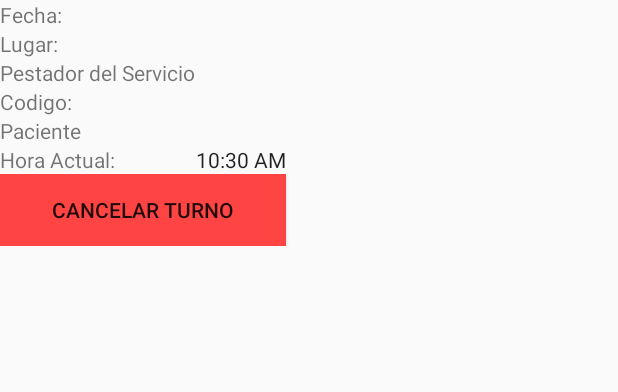
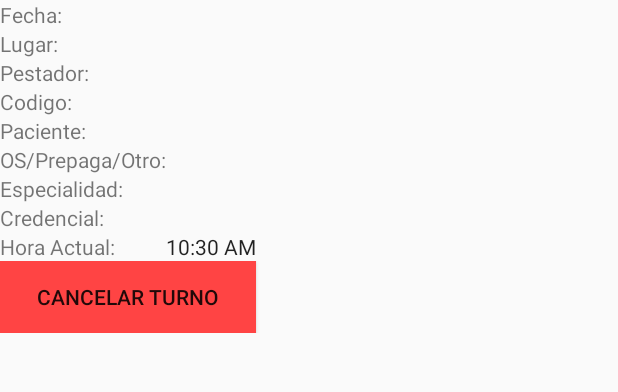
Before and after one commit to hernnyy/emt, an Android app: the MeetDetailFastActivity screen opened directly, with no data from a screen before it, on a phone screen of 412 x 824 dp, the part 113-505 px from its top. Run offline under Robolectric (Android 15) with nearby library versions, the phone set to English and light mode, and no system bars; our stand-ins replace Volley; network calls fail; 1 statement that could not run was skipped.

```diff
--- a/app/src/main/java/com/example/hernan/esmiturno/LoginActivity.java
+++ b/app/src/main/java/com/example/hernan/esmiturno/LoginActivity.java
@@ -350,7 +350,8 @@ public class LoginActivity extends AppCompatActivity implements LoaderCallbacks<
                                 Log.d("Response json:", jsonResp.toString());
                                 showProgress(false);
                                 Intent intent = new Intent (mctx, CentralActivity.class);
-                                intent.putExtra("email",jsonResp.getString("email"));
+//                                intent.putExtra("email",jsonResp.getString("email"));
+                                intent.putExtra("id",jsonResp.getString("id"));
                                 startActivityForResult(intent, 0);
                             } catch (Throwable t) {
                                 Log.e("My App", "Could not parse malformed JSON: \"" + response + "\"");
--- a/app/src/main/java/com/example/hernan/esmiturno/MeetDetailFastActivity.java
+++ b/app/src/main/java/com/example/hernan/esmiturno/MeetDetailFastActivity.java
@@ -2,12 +2,68 @@ package com.example.hernan.esmiturno;
 
 import android.support.v7.app.AppCompatActivity;
 import android.os.Bundle;
+import android.util.Log;
+import android.widget.TextView;
+import android.widget.Toast;
+
+import com.android.volley.Request;
+import com.android.volley.Response;
+import com.android.volley.VolleyError;
+import com.android.volley.toolbox.StringRequest;
+
+import org.json.JSONArray;
+import org.json.JSONObject;
 
 public class MeetDetailFastActivity extends AppCompatActivity {
 
+    private String idMeet;
+    private TextView idTurno;
+    private TextView lugar;
+    private TextView fecha;
     @Override
     protected void onCreate(Bundle savedInstanceState) {
         super.onCreate(savedInstanceState);
         setContentView(R.layout.activity_meet_detail_fast);
+
+        Bundle bundle = getIntent().getExtras();
+        idMeet = bundle.getString("idMeet");
+        idTurno =  (TextView) findViewById(R.id.txtMeet);
+        lugar =  (TextView) findViewById(R.id.txtPlace);
+        fecha =  (TextView) findViewById(R.id.txtDate);
+
+
+        String url = "http://ikaroira.com/ws-meet.php/getByID/"+idMeet;
+        StringRequest strRequest = new StringRequest(Request.Method.GET, url,
+                new Response.Listener<String>()
+                {
+                    @Override
+                    public void onResponse(String response)
+                    {
+                        Toast.makeText(getApplicationContext(), response, Toast.LENGTH_SHORT).show();
+                        try {
+                            JSONObject jsonResp = new JSONObject(response);
+//                            Log.d("Response json:", jsonResp.toString());
+//                            Log.d("Response json:", String.valueOf(jsonResp.length()));
+//                            Log.d("Response json:", jsonResp.getJSONObject(0).toString());
+//                            Log.d("Response json:", jsonResp.getJSONObject(0).getString("fecha"));
+                            idTurno.setText(jsonResp.getString("id"));
+                            lugar.setText(jsonResp.getString("lugar"));
+                            fecha.setText(jsonResp.getString("fecha"));
+
+
+                        } catch (Throwable t) {
+                            Log.e("My App", "Could not parse malformed JSON: \"" + response + "\"");
+                        }
+                    }
+                },
+                new Response.ErrorListener()
+                {
+                    @Override
+                    public void onErrorResponse(VolleyError error)
+                    {
+                        Toast.makeText(getApplicationContext(), error.toString(), Toast.LENGTH_SHORT).show();
+                    }
+                });
+        NetManager.getInstance(this).addToRequestQueue(strRequest);
     }
 }
--- a/app/src/main/res/layout/activity_meet_detail_fast.xml
+++ b/app/src/main/res/layout/activity_meet_detail_fast.xml
@@ -87,7 +87,7 @@
                     android:id="@+id/textView99"
                     android:layout_width="wrap_content"
                     android:layout_height="wrap_content"
-                    android:text="Pestador del Servicio" />
+                    android:text="Pestador:" />
 
                 <TextView
                     android:id="@+id/txtProvider"
@@ -124,10 +124,65 @@
                     android:id="@+id/textView888"
                     android:layout_width="wrap_content"
                     android:layout_height="wrap_content"
-                    android:text="Paciente" />
+                    android:text="Paciente:" />
 
                 <TextView
                     android:id="@+id/txtCustomer"
+                    android:layout_width="wrap_content"
+                    android:layout_height="wrap_content"
+                    android:layout_column="1"
+                    android:layout_row="0" />
+            </TableRow>
+
+            <TableRow
+                android:layout_width="match_parent"
+                android:layout_height="match_parent">
+
+                <TextView
+                    android:id="@+id/textView8888"
+                    android:layout_width="wrap_content"
+                    android:layout_height="wrap_content"
+                    android:text="OS/Prepaga/Otro:" />
+
+                <TextView
+                    android:id="@+id/txtPrepaga"
+                    android:layout_width="wrap_content"
+                    android:layout_height="wrap_content"
+                    android:layout_column="1"
+                    android:layout_row="0" />
+
+            </TableRow>
+
+            <TableRow
+                android:layout_width="match_parent"
+                android:layout_height="match_parent">
+
+                <TextView
+                    android:id="@+id/textViewEspecialidad"
+                    android:layout_width="wrap_content"
+                    android:layout_height="wrap_content"
+                    android:text="Especialidad:" />
+
+                <TextView
+                    android:id="@+id/txtEspecialidad"
+                    android:layout_width="wrap_content"
+                    android:layout_height="wrap_content"
+                    android:layout_column="1"
+                    android:layout_row="0" />
+            </TableRow>
+
+            <TableRow
+                android:layout_width="match_parent"
+                android:layout_height="match_parent">
+
+                <TextView
+                    android:id="@+id/textViewCredential"
+                    android:layout_width="wrap_content"
+                    android:layout_height="wrap_content"
+                    android:text="Credencial:" />
+
+                <TextView
+                    android:id="@+id/txtCredential"
                     android:layout_width="wrap_content"
                     android:layout_height="wrap_content"
                     android:layout_column="1"
```
Also changed, not shown: app/src/main/java/com/example/hernan/esmiturno/CentralActivity.java (+29 -17 lines).
